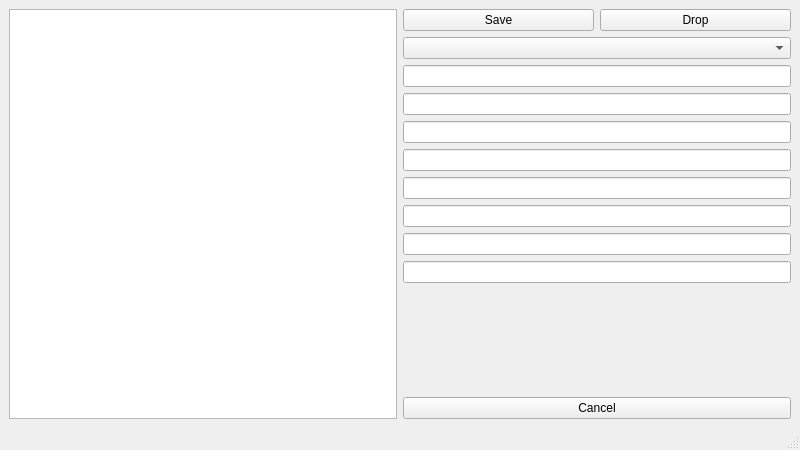
This is ui/deviceswindow.ui in urpylka/filesync as Qt 5 draws it before an edit. The edited form follows.
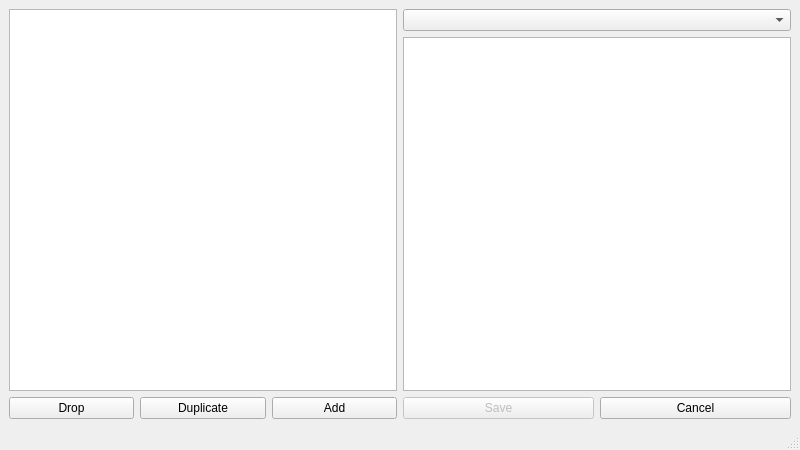
This is the edited form.

```diff
--- a/ui/deviceswindow.ui
+++ b/ui/deviceswindow.ui
@@ -35,74 +35,80 @@
      <height>50000</height>
     </size>
    </property>
+   <layout class="QHBoxLayout" name="horizontalLayout_3">
+    <item>
    <layout class="QVBoxLayout" name="verticalLayout">
+      <item>
+       <widget class="QListWidget" name="devicesList"/>
+      </item>
     <item>
      <layout class="QHBoxLayout" name="horizontalLayout">
       <item>
-       <widget class="QListWidget" name="listWidget"/>
-      </item>
-      <item>
-       <layout class="QVBoxLayout" name="verticalLayout_2">
-        <item>
-         <layout class="QHBoxLayout" name="horizontalLayout_2">
-          <item>
-           <widget class="QPushButton" name="pushButton_2">
-            <property name="text">
-             <string>Save</string>
-            </property>
-           </widget>
-          </item>
-          <item>
-           <widget class="QPushButton" name="pushButton">
+         <widget class="QPushButton" name="b_Drop">
             <property name="text">
              <string>Drop</string>
             </property>
            </widget>
           </item>
-         </layout>
-        </item>
         <item>
-         <widget class="QComboBox" name="comboBox"/>
+         <widget class="QPushButton" name="b_Duplicate">
+          <property name="text">
+           <string>Duplicate</string>
+          </property>
+         </widget>
         </item>
         <item>
-         <widget class="QLineEdit" name="lineEdit_3"/>
+         <widget class="QPushButton" name="b_Add">
+          <property name="text">
+           <string>Add</string>
+          </property>
+         </widget>
         </item>
-        <item>
-         <widget class="QLineEdit" name="lineEdit_2"/>
-        </item>
-        <item>
-         <widget class="QLineEdit" name="lineEdit_4"/>
+       </layout>
+      </item>
+     </layout>
         </item>
         <item>
-         <widget class="QLineEdit" name="lineEdit_7"/>
-        </item>
+     <layout class="QVBoxLayout" name="verticalLayout_2">
         <item>
-         <widget class="QLineEdit" name="lineEdit_5"/>
+       <widget class="QComboBox" name="devicesCombo"/>
         </item>
         <item>
-         <widget class="QLineEdit" name="lineEdit_6"/>
-        </item>
-        <item>
-         <widget class="QLineEdit" name="lineEdit_8"/>
-        </item>
-        <item>
-         <widget class="QLineEdit" name="lineEdit"/>
+       <widget class="QPlainTextEdit" name="deviceArgs"/>
         </item>
         <item>
          <spacer name="verticalSpacer">
           <property name="orientation">
            <enum>Qt::Vertical</enum>
           </property>
+        <property name="sizeType">
+         <enum>QSizePolicy::Minimum</enum>
+        </property>
           <property name="sizeHint" stdset="0">
            <size>
             <width>20</width>
-            <height>40</height>
+          <height>0</height>
            </size>
           </property>
          </spacer>
         </item>
         <item>
-         <widget class="QPushButton" name="pushButton_3">
+       <layout class="QHBoxLayout" name="horizontalLayout_2">
+        <item>
+         <widget class="QPushButton" name="b_Save">
+          <property name="enabled">
+           <bool>false</bool>
+          </property>
+          <property name="text">
+           <string>Save</string>
+          </property>
+          <property name="checkable">
+           <bool>false</bool>
+          </property>
+         </widget>
+        </item>
+        <item>
+         <widget class="QPushButton" name="b_Cancel">
           <property name="text">
            <string>Cancel</string>
           </property>
```
Lines whose indentation alone changed are shown as unchanged.
